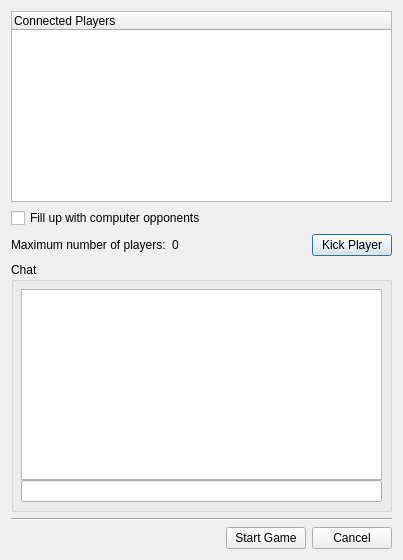
pokerth/pokerth, file src/gui/qt/gui_800x480/startnetworkgamedialog_800x480.ui: the form before one commit.
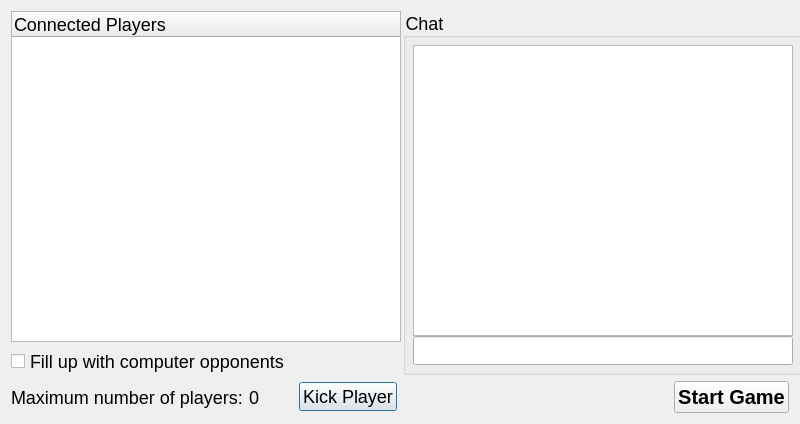
The form after the commit.

The edit to the form file:
```diff
--- a/src/gui/qt/gui_800x480/startnetworkgamedialog_800x480.ui
+++ b/src/gui/qt/gui_800x480/startnetworkgamedialog_800x480.ui
@@ -1,20 +1,47 @@
 <ui version="4.0" >
  <class>startNetworkGameDialog</class>
- <widget class="QDialog" name="startNetworkGameDialog" >
-  <property name="geometry" >
+ <widget class="QDialog" name="startNetworkGameDialog">
+  <property name="geometry">
    <rect>
     <x>0</x>
     <y>0</y>
-    <width>403</width>
-    <height>560</height>
+    <width>800</width>
+    <height>424</height>
    </rect>
   </property>
-  <property name="windowTitle" >
+  <property name="minimumSize">
+   <size>
+    <width>800</width>
+    <height>424</height>
+   </size>
+  </property>
+  <property name="maximumSize">
+   <size>
+    <width>800</width>
+    <height>424</height>
+   </size>
+  </property>
+  <property name="windowTitle">
    <string>Start Network Game</string>
   </property>
-  <layout class="QGridLayout" >
-   <item row="0" column="0" >
-    <widget class="QTreeWidget" name="treeWidget" >
+  <property name="styleSheet">
+   <string notr="true">QObject {font: 18px}</string>
+  </property>
+  <layout class="QGridLayout">
+   <item row="0" column="0">
+    <widget class="QTreeWidget" name="treeWidget">
+     <property name="minimumSize">
+      <size>
+       <width>390</width>
+       <height>0</height>
+      </size>
+     </property>
+     <property name="maximumSize">
+      <size>
+       <width>390</width>
+       <height>16777215</height>
+      </size>
+     </property>
      <column>
       <property name="text" >
        <string>Connected Players</string>
@@ -34,16 +61,7 @@
      <property name="spacing" >
       <number>6</number>
      </property>
-     <property name="leftMargin" >
-      <number>0</number>
-     </property>
-     <property name="topMargin" >
-      <number>0</number>
-     </property>
-     <property name="rightMargin" >
-      <number>0</number>
-     </property>
-     <property name="bottomMargin" >
+     <property name="margin">
       <number>0</number>
      </property>
      <item>
@@ -82,61 +100,12 @@
      </item>
     </layout>
    </item>
-   <item row="3" column="0" >
-    <widget class="QGroupBox" name="groupBox" >
-     <property name="title" >
-      <string>Chat</string>
-     </property>
-     <layout class="QGridLayout" >
-      <property name="leftMargin" >
-       <number>7</number>
-      </property>
-      <property name="topMargin" >
-       <number>7</number>
-      </property>
-      <property name="rightMargin" >
-       <number>7</number>
-      </property>
-      <property name="bottomMargin" >
-       <number>7</number>
-      </property>
-      <property name="horizontalSpacing" >
-       <number>0</number>
-      </property>
-      <property name="verticalSpacing" >
-       <number>0</number>
-      </property>
-      <item row="0" column="0" >
-       <widget class="QTextBrowser" name="textBrowser_ChatDisplay" />
-      </item>
-      <item row="1" column="0" >
-       <widget class="QLineEdit" name="lineEdit_ChatInput" />
-      </item>
-     </layout>
-    </widget>
-   </item>
-   <item row="4" column="0" >
-    <widget class="Line" name="line" >
-     <property name="orientation" >
-      <enum>Qt::Horizontal</enum>
-     </property>
-    </widget>
-   </item>
-   <item row="5" column="0" >
-    <layout class="QHBoxLayout" >
-     <property name="spacing" >
+   <item row="2" column="1">
+    <layout class="QHBoxLayout">
+     <property name="spacing">
       <number>6</number>
      </property>
-     <property name="leftMargin" >
-      <number>0</number>
-     </property>
-     <property name="topMargin" >
-      <number>0</number>
-     </property>
-     <property name="rightMargin" >
-      <number>0</number>
-     </property>
-     <property name="bottomMargin" >
+     <property name="margin">
       <number>0</number>
      </property>
      <item>
@@ -153,21 +122,54 @@
       </spacer>
      </item>
      <item>
-      <widget class="QPushButton" name="pushButton_startGame" >
-       <property name="text" >
+      <widget class="QPushButton" name="pushButton_startGame">
+       <property name="styleSheet">
+        <string notr="true">QObject {font: bold 20px}</string>
+       </property>
+       <property name="text">
         <string>Start Game</string>
        </property>
       </widget>
      </item>
-     <item>
-      <widget class="QPushButton" name="pushButton_cancel" >
-       <property name="text" >
-        <string>Cancel</string>
-       </property>
-      </widget>
-     </item>
     </layout>
    </item>
+   <item row="0" column="1" rowspan="2">
+    <widget class="QGroupBox" name="groupBox">
+     <property name="minimumSize">
+      <size>
+       <width>400</width>
+       <height>0</height>
+      </size>
+     </property>
+     <property name="maximumSize">
+      <size>
+       <width>400</width>
+       <height>16777215</height>
+      </size>
+     </property>
+     <property name="title">
+      <string>Chat</string>
+     </property>
+     <layout class="QGridLayout">
+      <property name="margin">
+       <number>7</number>
+      </property>
+      <property name="spacing">
+       <number>0</number>
+      </property>
+      <item row="0" column="0">
+       <widget class="QTextBrowser" name="textBrowser_ChatDisplay">
+        <property name="styleSheet">
+         <string notr="true">QObject {color: rgb(255, 255, 255);}</string>
+        </property>
+       </widget>
+      </item>
+      <item row="1" column="0">
+       <widget class="QLineEdit" name="lineEdit_ChatInput"/>
+      </item>
+     </layout>
+    </widget>
+   </item>
   </layout>
  </widget>
  <tabstops>
```
Left out of the diff: 58 changed lines with no effect on the pictures.
